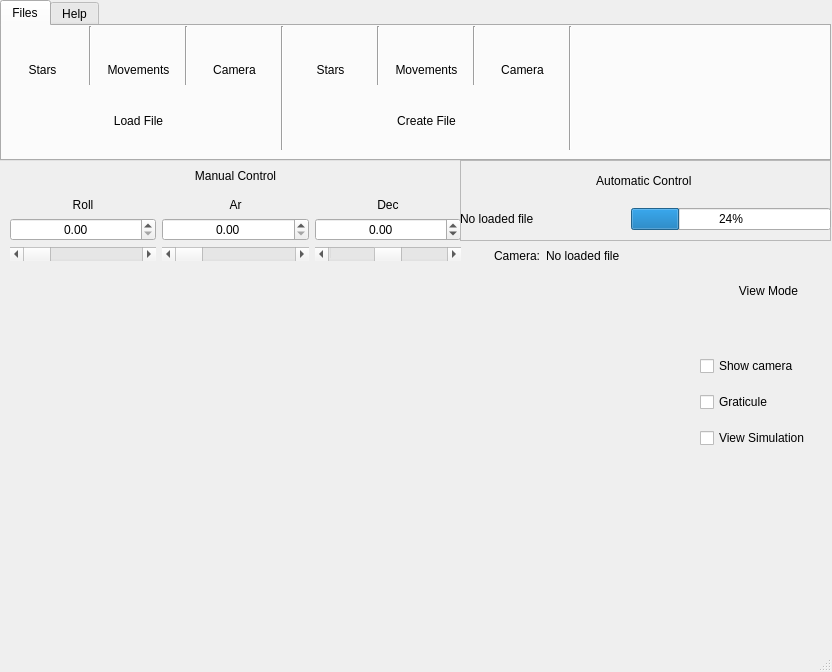
First picture: the form in star_tracker/resources/MainWindow.ui, repository HebertWP/star-tracker-simulator, before the edit.
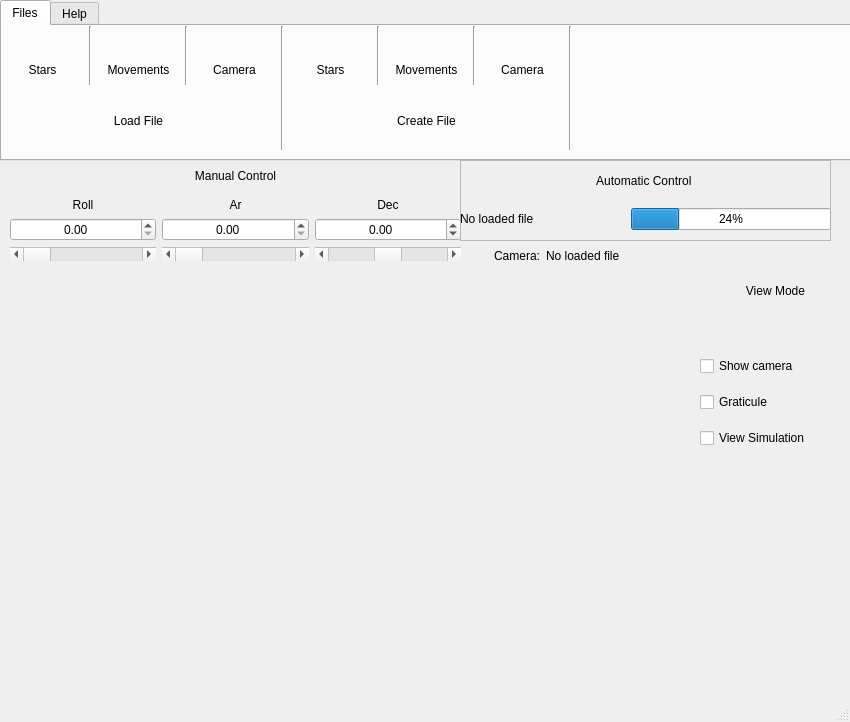
Second picture: the form after the edit. Icons and pictures are not drawn. Custom widgets are drawn as their Qt base class.

```diff
--- a/star_tracker/resources/MainWindow.ui
+++ b/star_tracker/resources/MainWindow.ui
@@ -6,20 +6,20 @@
    <rect>
     <x>0</x>
     <y>0</y>
-    <width>832</width>
-    <height>672</height>
+    <width>850</width>
+    <height>722</height>
    </rect>
   </property>
   <property name="minimumSize">
    <size>
-    <width>832</width>
-    <height>672</height>
+    <width>850</width>
+    <height>722</height>
    </size>
   </property>
   <property name="maximumSize">
    <size>
-    <width>832</width>
-    <height>672</height>
+    <width>850</width>
+    <height>722</height>
    </size>
   </property>
   <property name="windowTitle">
@@ -184,7 +184,7 @@
       <x>0</x>
       <y>268</y>
       <width>701</width>
-      <height>401</height>
+      <height>431</height>
      </rect>
     </property>
    </widget>
@@ -193,7 +193,7 @@
      <rect>
       <x>0</x>
       <y>0</y>
-      <width>831</width>
+      <width>851</width>
       <height>161</height>
      </rect>
     </property>
@@ -633,7 +633,7 @@
      <rect>
       <x>700</x>
       <y>270</y>
-      <width>137</width>
+      <width>151</width>
       <height>190</height>
      </rect>
     </property>
```
